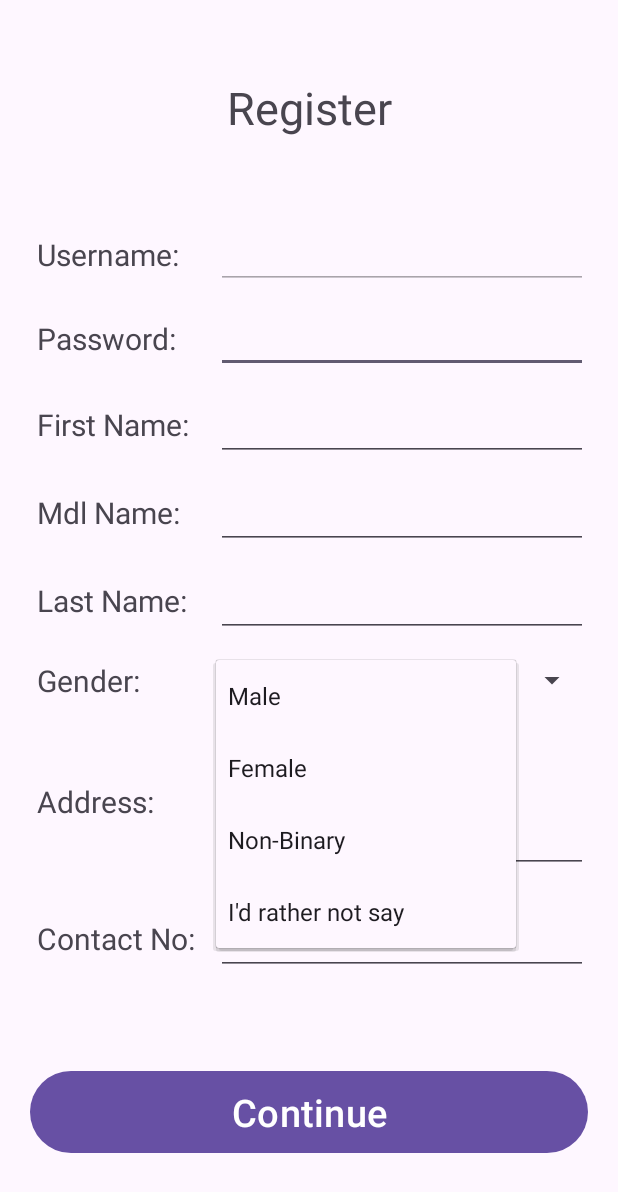
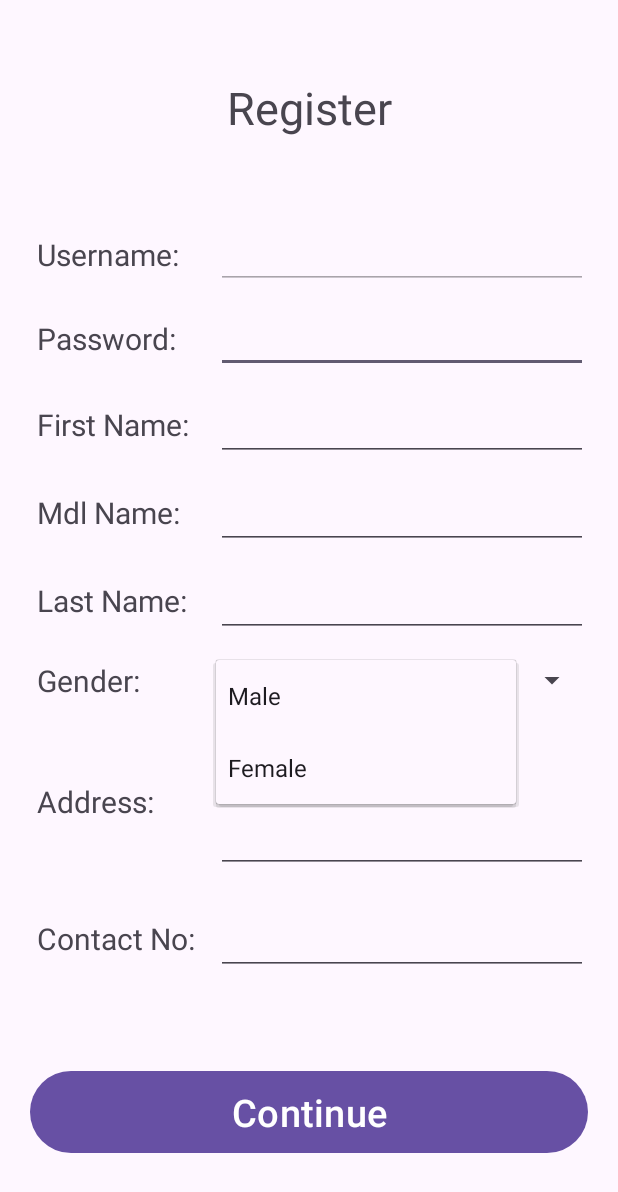
Before and after one commit to lonewanderer27/Dashboard, an Android app: the Signup screen opened directly, with no data from a screen before it, after a tap on "Male", on a phone screen of 412 x 824 dp. Shown: the top 1192 px of the screen. Run offline under Robolectric (Android 15) with nearby library versions, the phone set to English and light mode, and no system bars.

Commit message:
chore: remove non-binary and rather not say on gender items

```diff
--- a/app/src/main/res/values/strings.xml
+++ b/app/src/main/res/values/strings.xml
@@ -3,8 +3,8 @@
     <string-array name="genders">
         <item>Male</item>
         <item>Female</item>
-        <item>Non-Binary</item>
-        <item>I\'d rather not say</item>
+<!--        <item>Non-Binary</item>-->
+<!--        <item>I\'d rather not say</item>-->
     </string-array>
     <string-array name="approved">
         <item>No</item>
```
